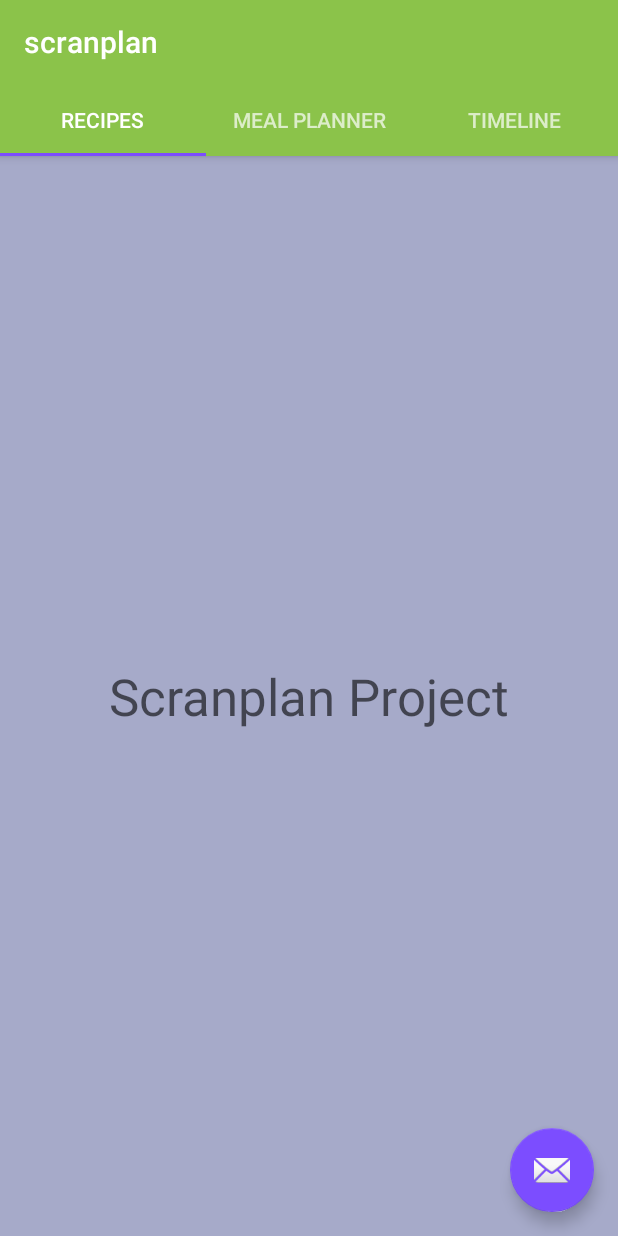
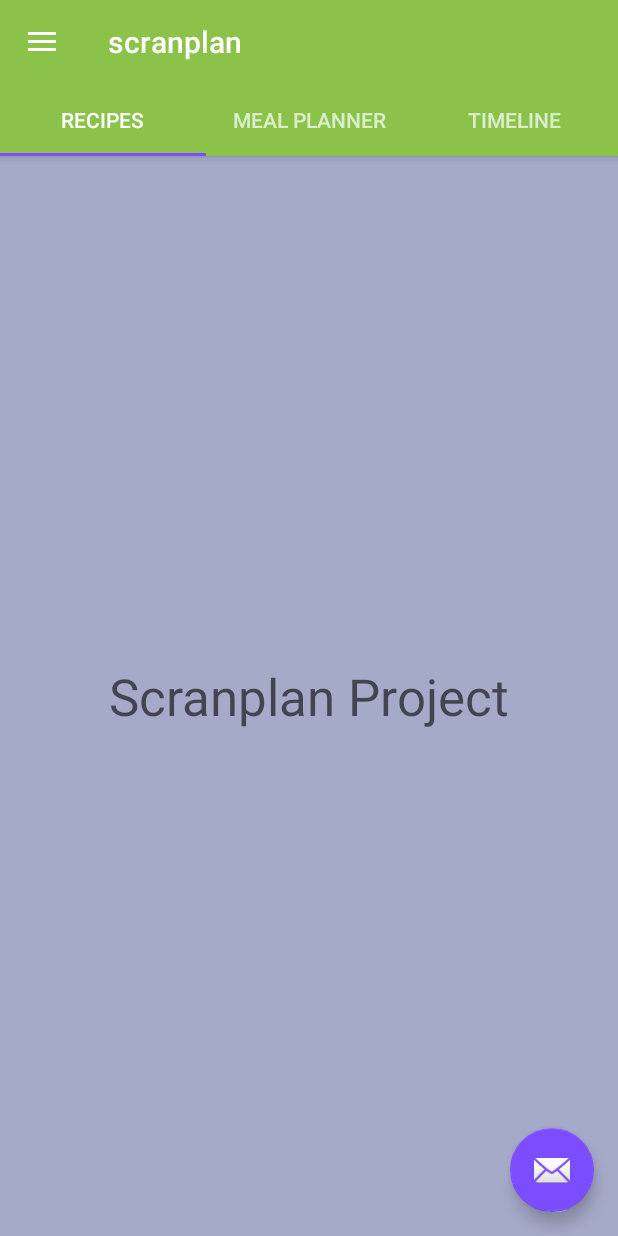
Before and after one commit to SWEngGroup4/scranplan, an Android app: the screen it shows after launch once a user with an empty profile is signed in (MainActivity), on a phone screen of 412 x 824 dp. Run offline under Robolectric (Android 15) with nearby library versions, the phone set to English and light mode, and no system bars; our stand-ins replace Firebase (no records; nobody signed in at launch, a user with empty details on screens opened directly).

Commit message:
adds side bar functionality

```diff
--- a/app/build.gradle
+++ b/app/build.gradle
@@ -22,13 +22,13 @@ android {
 
 dependencies {
     implementation fileTree(dir: 'libs', include: ['*.jar'])
-    implementation 'androidx.appcompat:appcompat:1.0.2'
+    implementation 'androidx.appcompat:appcompat:1.1.0'
     implementation 'androidx.constraintlayout:constraintlayout:1.1.3'
-    implementation 'com.google.android.material:material:1.0.0'
+    implementation 'com.google.android.material:material:1.1.0'
     implementation 'com.google.firebase:firebase-storage:16.0.4'
     implementation 'com.google.firebase:firebase-database:16.0.4'
     testImplementation 'junit:junit:4.12'
-    androidTestImplementation 'androidx.test.ext:junit:1.1.0'
+    androidTestImplementation 'androidx.test.ext:junit:1.1.1'
     androidTestImplementation 'androidx.test.espresso:espresso-core:3.1.1'
     implementation 'com.google.firebase:firebase-analytics:17.2.0'
     implementation 'com.google.firebase:firebase-auth:19.2.0'
--- a/app/src/main/java/com/group4sweng/scranplan/MainActivity.java
+++ b/app/src/main/java/com/group4sweng/scranplan/MainActivity.java
@@ -4,8 +4,10 @@ import android.content.Intent;
 import android.os.Bundle;
 
 import androidx.annotation.NonNull;
+import androidx.appcompat.app.ActionBarDrawerToggle;
 import androidx.appcompat.app.AppCompatActivity;
 import androidx.appcompat.widget.Toolbar;
+import androidx.drawerlayout.widget.DrawerLayout;
 import androidx.fragment.app.Fragment;
 import androidx.fragment.app.FragmentManager;
 import androidx.fragment.app.FragmentTransaction;
@@ -28,6 +30,8 @@ public class MainActivity extends AppCompatActivity {
     FirebaseAuth.AuthStateListener mAuthListener;
     String mDisplayName;
 
+    private DrawerLayout drawer;
+
     TabLayout tabLayout;
     FrameLayout frameLayout;
 
@@ -38,6 +42,13 @@ public class MainActivity extends AppCompatActivity {
 
         Toolbar toolbar = findViewById(R.id.toolbar);
         setSupportActionBar(toolbar);
+
+        drawer = findViewById(R.id.drawer_layout);
+
+        ActionBarDrawerToggle toggle = new ActionBarDrawerToggle(this, drawer, toolbar, R.string.app_name, R.string.action_settings);
+        drawer.addDrawerListener(toggle);
+        toggle.syncState();
+
 
         initFirebase();
 
--- a/app/src/main/res/layout/activity_main.xml
+++ b/app/src/main/res/layout/activity_main.xml
@@ -1,10 +1,15 @@
 <?xml version="1.0" encoding="utf-8"?>
-<androidx.coordinatorlayout.widget.CoordinatorLayout xmlns:android="http://schemas.android.com/apk/res/android"
+<androidx.drawerlayout.widget.DrawerLayout xmlns:android="http://schemas.android.com/apk/res/android"
     xmlns:app="http://schemas.android.com/apk/res-auto"
     xmlns:tools="http://schemas.android.com/tools"
+    android:id="@+id/drawer_layout"
     android:layout_width="match_parent"
     android:layout_height="match_parent"
     tools:context=".MainActivity">
+
+    <androidx.coordinatorlayout.widget.CoordinatorLayout
+        android:layout_width="match_parent"
+        android:layout_height="match_parent">
 
         <com.google.android.material.appbar.AppBarLayout
             android:layout_width="match_parent"
@@ -21,8 +26,7 @@
             <com.google.android.material.tabs.TabLayout
                 android:id="@+id/tabLayout"
                 android:layout_width="match_parent"
-            android:layout_height="wrap_content">
-        </com.google.android.material.tabs.TabLayout>
+                android:layout_height="wrap_content" />
 
         </com.google.android.material.appbar.AppBarLayout>
 
@@ -34,8 +38,7 @@
             android:id="@+id/frameLayout"
             android:layout_width="match_parent"
             android:layout_height="match_parent"
-        app:layout_behavior="@string/appbar_scrolling_view_behavior">
-    </FrameLayout>
+            app:layout_behavior="@string/appbar_scrolling_view_behavior" />
 
         <com.google.android.material.floatingactionbutton.FloatingActionButton
             android:id="@+id/fab"
@@ -46,3 +49,12 @@
             app:srcCompat="@android:drawable/ic_dialog_email" />
 
     </androidx.coordinatorlayout.widget.CoordinatorLayout>
+
+    <com.google.android.material.navigation.NavigationView
+        android:id="@+id/side_menu"
+        android:layout_width="wrap_content"
+        android:layout_height="match_parent"
+        android:layout_gravity="start"
+        app:menu="@menu/side_menu" />
+
+</androidx.drawerlayout.widget.DrawerLayout>
--- /dev/null
+++ b/app/src/main/res/menu/side_menu.xml
@@ -0,0 +1,24 @@
+<?xml version="1.0" encoding="utf-8"?>
+<menu xmlns:android="http://schemas.android.com/apk/res/android"
+    xmlns:tools="http://schemas.android.com/tools"
+    tools:showIn="navigation_view">
+    <group android:checkableBehavior="single">
+        <item
+            android:id="@+id/nav_profile"
+            android:title="Profile" />
+        <item
+            android:id="@+id/nav_my_recipes"
+            android:title="My Recipes" />
+    </group>
+
+    <group android:title="Recipes">
+        <item
+            android:id="@+id/nav_recipes"
+            android:title="Recipes" />
+        <item
+            android:id="@+id/nav_saved_recipes"
+            android:title="Saved Recipes" />
+    </group>
+
+
+</menu>
```
Lines whose indentation alone changed are shown as unchanged.
